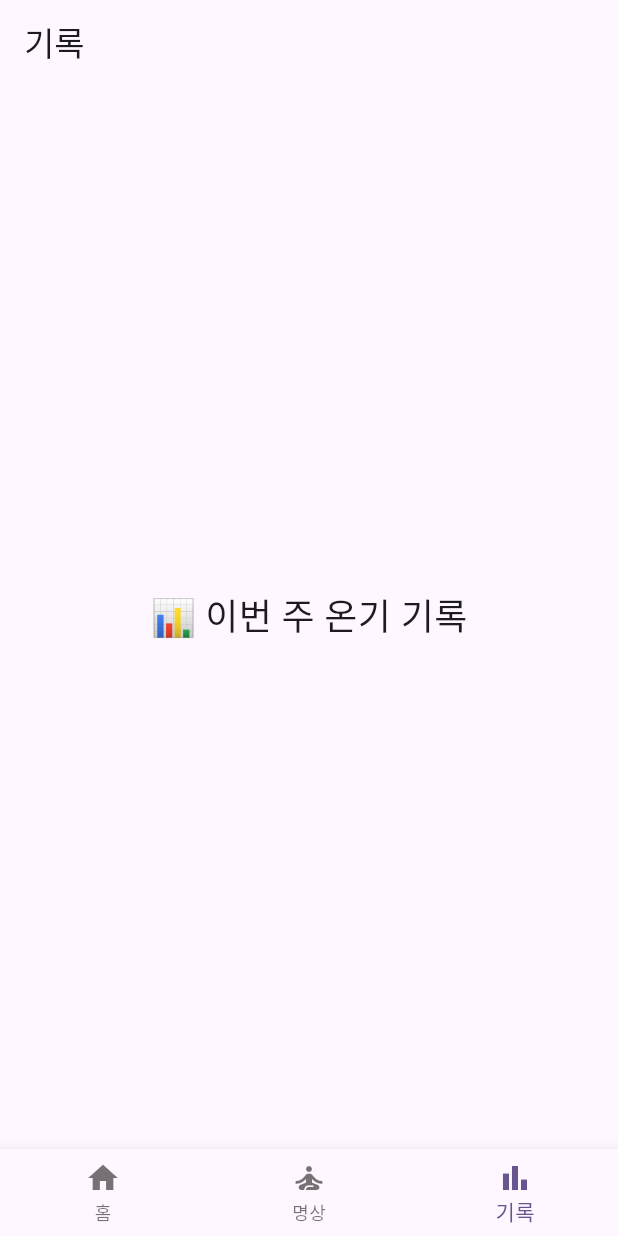
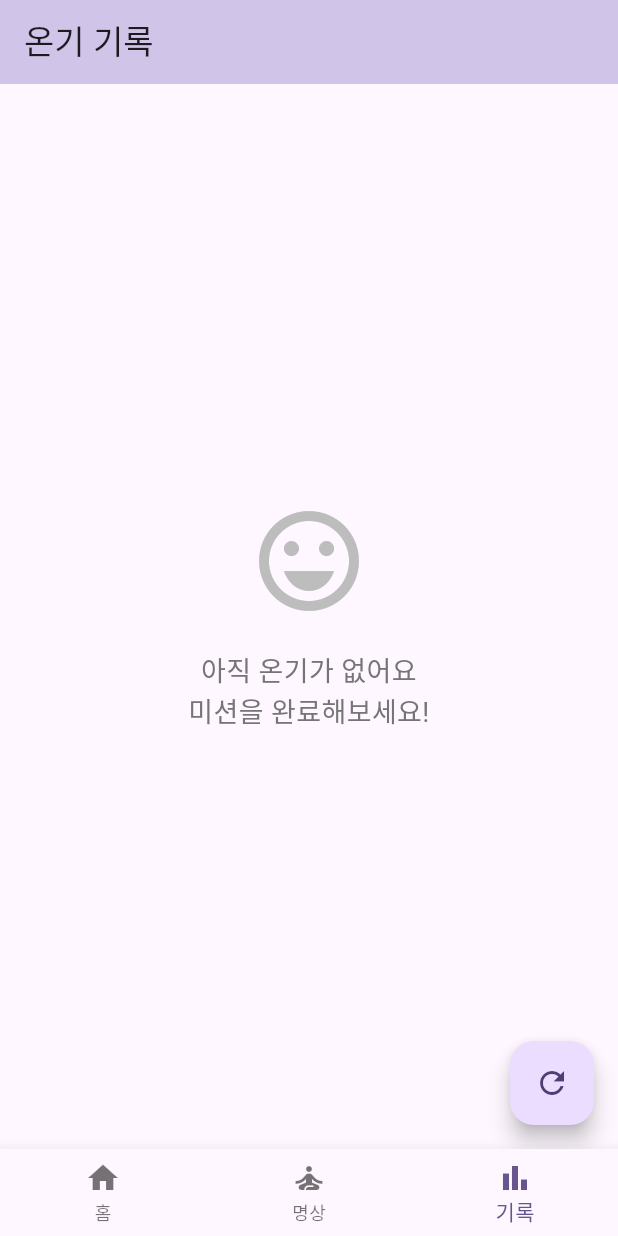
Before and after one commit to PositiveV247/todays_warmth, a Flutter app: the screen it shows after launch, item 3 of the bottom bar chosen, on a phone screen of 412 x 824 dp. Run offline on Flutter 3.47's test engine with Material 3 defaults, Android fonts, the phone set to English and light mode, and no system bars; our stand-ins replace sqflite; accounts and stored records are empty.

Commit message:
feat: complete record tab with beautiful card UI

```diff
--- a/lib/screens/record_screen.dart
+++ b/lib/screens/record_screen.dart
@@ -1,12 +1,81 @@
 import 'package:flutter/material.dart';
+import '../database/db_helper.dart';
 
-class RecordScreen extends StatelessWidget {
+class RecordScreen extends StatefulWidget {
+  @override
+  _RecordScreenState createState() => _RecordScreenState();
+}
+
+class _RecordScreenState extends State<RecordScreen> {
+  List<Map<String, dynamic>> records = [];
+
+  @override
+  void initState() {
+    super.initState();
+    _loadRecords();
+  }
+
+  Future<void> _loadRecords() async {
+    final data = await DBHelper().getAllMissions();
+    setState(() => records = data);
+  }
+
   @override
   Widget build(BuildContext context) {
     return Scaffold(
-      appBar: AppBar(title: Text("기록")),
-      body: Center(
-        child: Text("📊 이번 주 온기 기록", style: TextStyle(fontSize: 24)),
+      appBar: AppBar(
+        title: Text("온기 기록"),
+        backgroundColor: Colors.deepPurple[100],
+      ),
+      body: records.isEmpty
+          ? Center(
+              child: Column(
+                mainAxisSize: MainAxisSize.min,
+                children: [
+                  Icon(Icons.sentiment_very_satisfied,
+                      size: 80, color: Colors.grey[400]),
+                  SizedBox(height: 20),
+                  Text(
+                    "아직 온기가 없어요\n미션을 완료해보세요!",
+                    textAlign: TextAlign.center,
+                    style: TextStyle(fontSize: 18, color: Colors.grey[600]),
+                  ),
+                ],
+              ),
+            )
+          : ListView.builder(
+              padding: EdgeInsets.all(12),
+              itemCount: records.length,
+              itemBuilder: (context, i) {
+                final r = records[i];
+                final date = DateTime.parse(r['date']).toLocal();
+                return Card(
+                  elevation: 3,
+                  margin: EdgeInsets.symmetric(vertical: 6),
+                  child: ListTile(
+                    leading: CircleAvatar(
+                      backgroundColor: Colors.deepPurple[400],
+                      child: Text(
+                        "${i + 1}",
+                        style: TextStyle(color: Colors.white, fontWeight: FontWeight.bold),
+                      ),
+                    ),
+                    title: Text(
+                      "미션 ${r['id']} 완료!",
+                      style: TextStyle(fontWeight: FontWeight.bold),
+                    ),
+                    subtitle: Text(
+                      "${date.year}년 ${date.month}월 ${date.day}일 ${date.hour.toString().padLeft(2, '0')}:${date.minute.toString().padLeft(2, '0')}",
+                    ),
+                    trailing: Icon(Icons.favorite, color: Colors.pink[300]),
+                  ),
+                );
+              },
+            ),
+      floatingActionButton: FloatingActionButton(
+        onPressed: _loadRecords,
+        child: Icon(Icons.refresh),
+        tooltip: "새로고침",
       ),
     );
   }
```
Also changed, not shown: lib/database/db_helper.dart (+16 -8 lines), lib/screens/home_screen.dart (+8 -2 lines).
